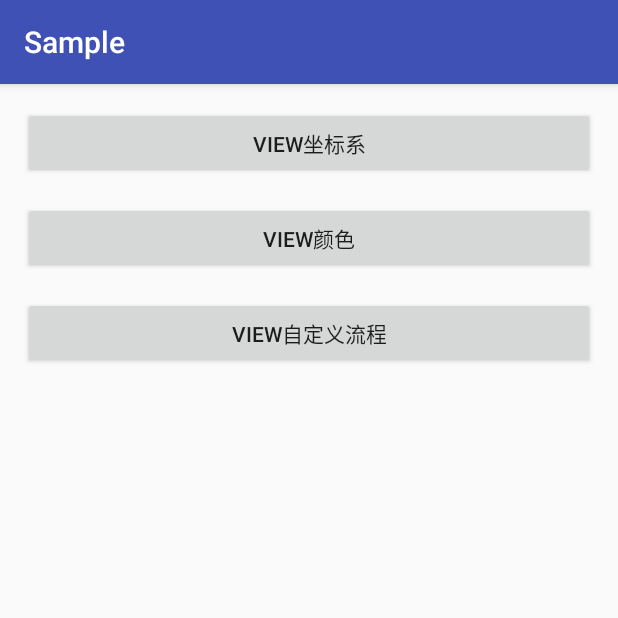
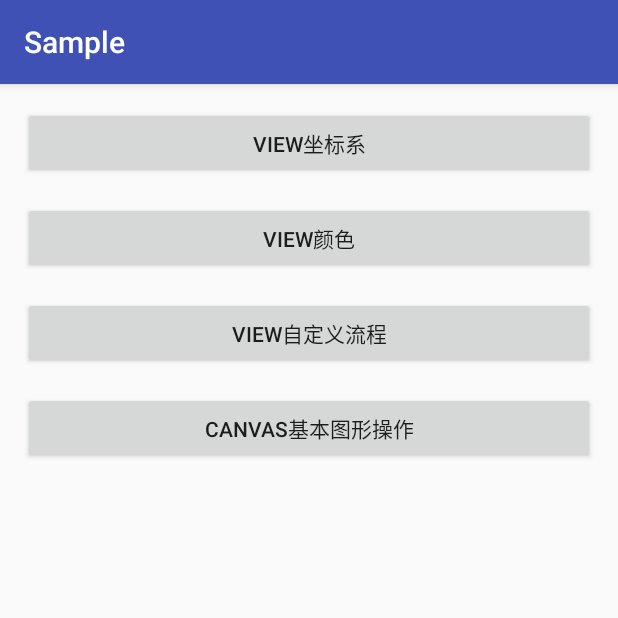
Before and after one commit to zhNirvanaRebirth/ViewKnowledges, an Android app: the screen it shows after launch (MainActivity), on a phone screen of 412 x 824 dp, the top half of it. Run offline under Robolectric (Android 15) with nearby library versions, the phone set to English and light mode, and no system bars.

Commit message:
canvas draw point

```diff
--- a/Sample/app/build.gradle
+++ b/Sample/app/build.gradle
@@ -1,7 +1,7 @@
 apply plugin: 'com.android.application'
 
 android {
-    compileSdkVersion 24
+    compileSdkVersion 23
     buildToolsVersion "23.0.3"
 
     defaultConfig {
--- a/Sample/app/src/main/AndroidManifest.xml
+++ b/Sample/app/src/main/AndroidManifest.xml
@@ -22,6 +22,8 @@
             android:theme="@android:style/Theme.NoTitleBar.Fullscreen"/>
         <activity android:name=".sections.ViewProcessActivity" android:screenOrientation="portrait"
             android:theme="@android:style/Theme.NoTitleBar.Fullscreen"/>
+        <activity android:name=".sections.CanvasGraphActivity" android:screenOrientation="portrait"
+            android:theme="@android:style/Theme.NoTitleBar.Fullscreen"/>
     </application>
 
 </manifest>
--- a/Sample/app/src/main/java/lktower/zhwilson/com/sample/MainActivity.java
+++ b/Sample/app/src/main/java/lktower/zhwilson/com/sample/MainActivity.java
@@ -6,6 +6,7 @@ import android.os.Bundle;
 import android.view.View;
 import android.widget.Button;
 
+import lktower.zhwilson.com.sample.sections.CanvasGraphActivity;
 import lktower.zhwilson.com.sample.sections.ViewColorActivity;
 import lktower.zhwilson.com.sample.sections.ViewCoordinateActivity;
 import lktower.zhwilson.com.sample.sections.ViewProcessActivity;
@@ -48,5 +49,14 @@ public class MainActivity extends AppCompatActivity {
                 startActivity(intent);
             }
         });
+        //Canvas绘制基本图形
+        Button canvasGraph = (Button) findViewById(R.id.canvas_graph);
+        canvasGraph.setOnClickListener(new View.OnClickListener() {
+            @Override
+            public void onClick(View view) {
+                Intent intent = new Intent(MainActivity.this, CanvasGraphActivity.class);
+                startActivity(intent);
+            }
+        });
     }
 }
--- a/Sample/app/src/main/res/layout/activity_main.xml
+++ b/Sample/app/src/main/res/layout/activity_main.xml
@@ -29,5 +29,12 @@
             android:layout_marginTop="15dp"
             android:gravity="center"
             android:text="View自定义流程"/>
+        <Button
+            android:id="@+id/canvas_graph"
+            android:layout_width="match_parent"
+            android:layout_height="wrap_content"
+            android:layout_marginTop="15dp"
+            android:gravity="center"
+            android:text="Canvas基本图形操作"/>
     </LinearLayout>
 </ScrollView>
--- a/Sample/viewseries/build.gradle
+++ b/Sample/viewseries/build.gradle
@@ -1,7 +1,7 @@
 apply plugin: 'com.android.library'
 
 android {
-    compileSdkVersion 24
+    compileSdkVersion 23
     buildToolsVersion "23.0.3"
 
     defaultConfig {
@@ -19,7 +19,7 @@ android {
 }
 
 dependencies {
-    compile fileTree(dir: 'libs', include: ['*.jar'])
+    compile fileTree(include: ['*.jar'], dir: 'libs')
     testCompile 'junit:junit:4.12'
     compile 'com.android.support:appcompat-v7:24.1.0'
 }
```
Also changed, not shown: Sample/app/src/main/java/lktower/zhwilson/com/sample/sections/CanvasGraphActivity.java (added, +19 -0 lines), Sample/app/src/main/res/layout/activity_canavas_graph.xml (added, +8 -0 lines), Sample/viewseries/src/main/java/lktower/zhwilson/com/viewseries/coordinate/CanvasBaseGraph.java (added, +67 -0 lines).
